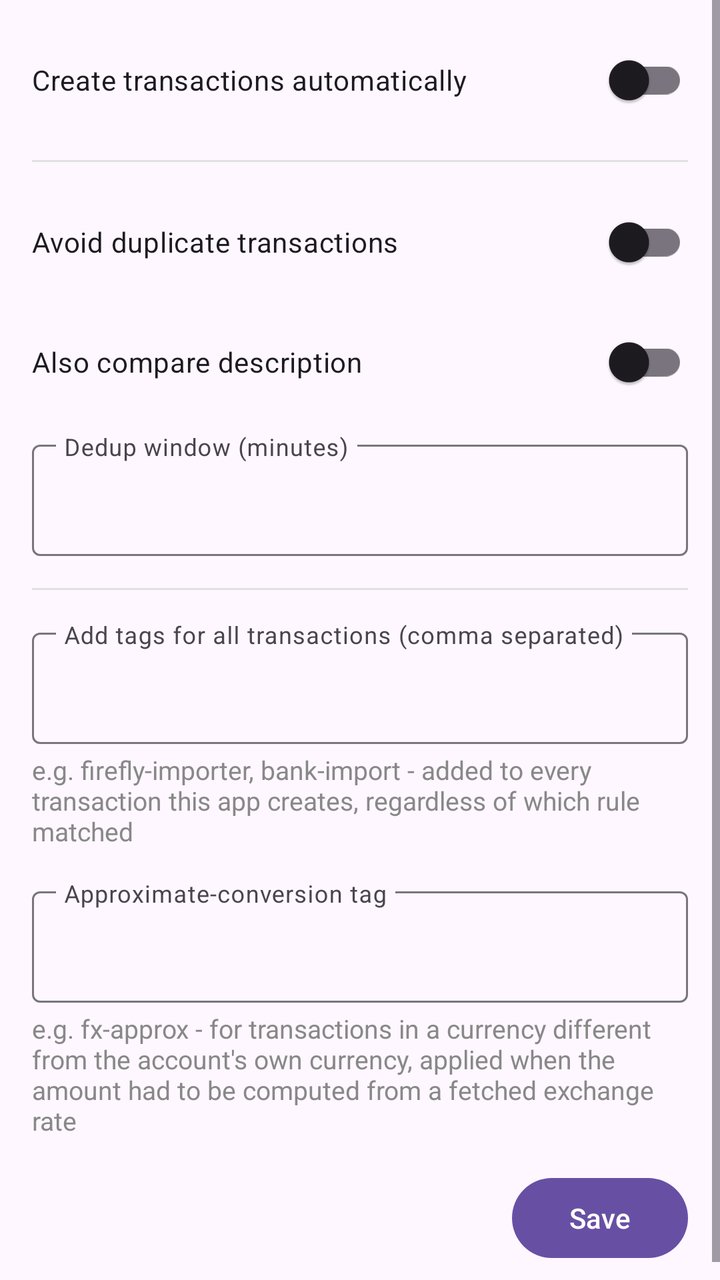
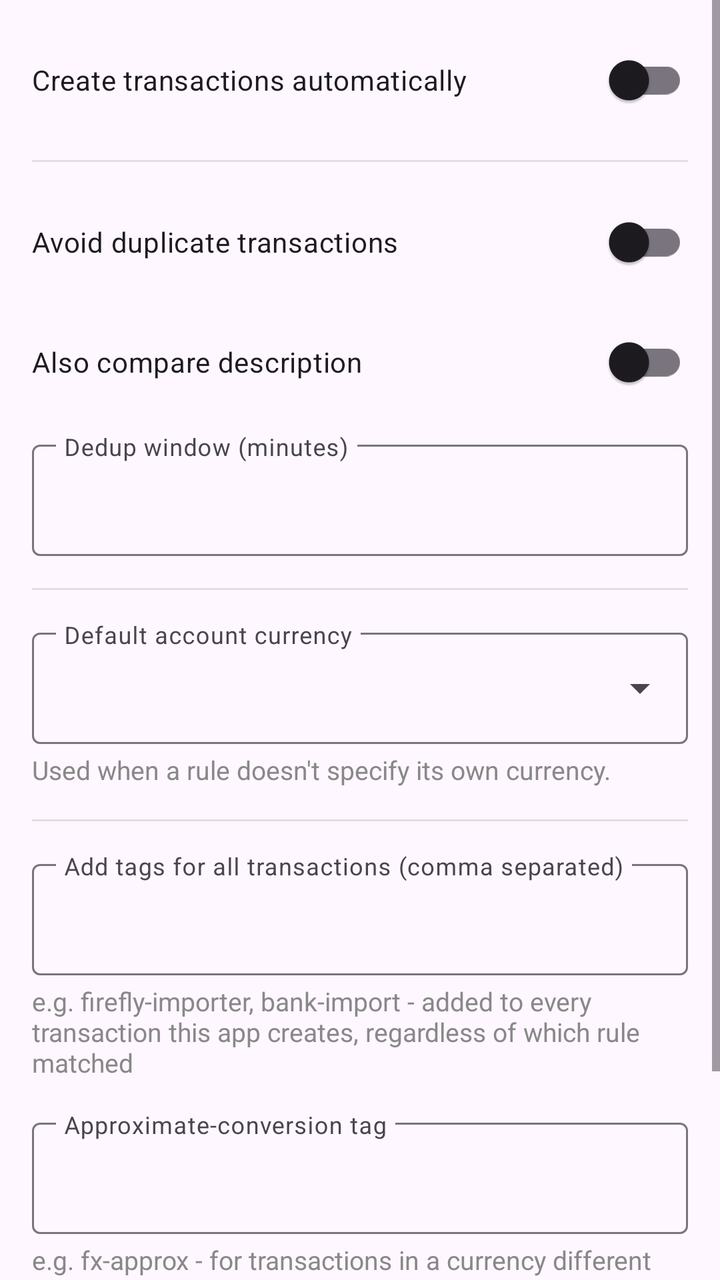

The first picture is an Android layout as it rendered before a commit; the second is the same layout after the commit. The layout source and the unified diff follow.
<!-- AndroidManifest.xml: application theme Theme.FfNotifyImporter -->
<!-- res/layout/fragment_transaction_creation.xml -->
<?xml version="1.0" encoding="utf-8"?>
<ScrollView xmlns:android="http://schemas.android.com/apk/res/android"
    xmlns:app="http://schemas.android.com/apk/res-auto"
    android:layout_width="match_parent"
    android:layout_height="match_parent">

    <LinearLayout
        android:layout_width="match_parent"
        android:layout_height="wrap_content"
        android:orientation="vertical"
        android:padding="16dp">

        <com.google.android.material.switchmaterial.SwitchMaterial
            android:id="@+id/autoCreateSwitch"
            android:layout_width="match_parent"
            android:layout_height="wrap_content"
            android:layout_marginBottom="16dp"
            android:text="@string/firefly_auto_create" />

        <View
            android:layout_width="match_parent"
            android:layout_height="1dp"
            android:layout_marginBottom="16dp"
            android:background="#E0E0E0" />

        <com.google.android.material.switchmaterial.SwitchMaterial
            android:id="@+id/dedupEnabledSwitch"
            android:layout_width="match_parent"
            android:layout_height="wrap_content"
            android:layout_marginBottom="12dp"
            android:text="@string/firefly_dedup_enabled" />

        <com.google.android.material.switchmaterial.SwitchMaterial
            android:id="@+id/dedupIncludeDescriptionSwitch"
            android:layout_width="match_parent"
            android:layout_height="wrap_content"
            android:layout_marginBottom="12dp"
            android:text="@string/firefly_dedup_include_description" />

        <com.google.android.material.textfield.TextInputLayout
            android:layout_width="match_parent"
            android:layout_height="wrap_content"
            android:layout_marginBottom="16dp"
            android:hint="@string/firefly_field_dedup_window"
            app:expandedHintEnabled="false">

            <com.google.android.material.textfield.TextInputEditText
                android:id="@+id/dedupWindowInput"
                android:layout_width="match_parent"
                android:layout_height="wrap_content"
                android:inputType="number" />

        </com.google.android.material.textfield.TextInputLayout>

        <View
            android:layout_width="match_parent"
            android:layout_height="1dp"
            android:layout_marginBottom="16dp"
            android:background="#E0E0E0" />

        <com.google.android.material.textfield.TextInputLayout
            android:layout_width="match_parent"
            android:layout_height="wrap_content"
            android:layout_marginBottom="4dp"
            android:hint="@string/firefly_field_all_transactions_tags"
            app:expandedHintEnabled="false">

            <com.google.android.material.textfield.TextInputEditText
                android:id="@+id/allTransactionsTagInput"
                android:layout_width="match_parent"
                android:layout_height="wrap_content" />

        </com.google.android.material.textfield.TextInputLayout>

        <TextView
            android:layout_width="match_parent"
            android:layout_height="wrap_content"
            android:layout_marginBottom="16dp"
            android:text="@string/firefly_field_all_transactions_tags_hint"
            android:textColor="#888888"
            android:textSize="13sp" />

        <com.google.android.material.textfield.TextInputLayout
            android:layout_width="match_parent"
            android:layout_height="wrap_content"
            android:layout_marginBottom="4dp"
            android:hint="@string/firefly_field_approx_tag"
            app:expandedHintEnabled="false">

            <com.google.android.material.textfield.TextInputEditText
                android:id="@+id/approxTagInput"
                android:layout_width="match_parent"
                android:layout_height="wrap_content" />

        </com.google.android.material.textfield.TextInputLayout>

        <TextView
            android:layout_width="match_parent"
            android:layout_height="wrap_content"
            android:layout_marginBottom="16dp"
            android:text="@string/firefly_field_approx_tag_hint"
            android:textColor="#888888"
            android:textSize="13sp" />

        <Button
            android:id="@+id/saveButton"
            android:layout_width="wrap_content"
            android:layout_height="wrap_content"
            android:layout_gravity="end"
            android:text="@string/action_save" />

    </LinearLayout>

</ScrollView>
<!-- resources referenced by this layout -->
<resources>
  <string name="action_save">Save</string>
  <string name="firefly_auto_create">Create transactions automatically</string>
  <string name="firefly_dedup_enabled">Avoid duplicate transactions</string>
  <string name="firefly_dedup_include_description">Also compare description</string>
  <string name="firefly_field_all_transactions_tags">Add tags for all transactions (comma separated)</string>
  <string name="firefly_field_all_transactions_tags_hint">e.g. firefly-importer, bank-import - added to every transaction this app creates, regardless of which rule matched</string>
  <string name="firefly_field_approx_tag">Approximate-conversion tag</string>
  <string name="firefly_field_approx_tag_hint">e.g. fx-approx - for transactions in a currency different from the account\'s own currency, applied when the amount had to be computed from a fetched exchange rate</string>
  <string name="firefly_field_dedup_window">Dedup window (minutes)</string>
  <style name="Theme.FfNotifyImporter" parent="Theme.Material3.DayNight.NoActionBar" />
</resources>

<!-- the commit's change to res/layout/fragment_transaction_creation.xml (unified diff, before → after) -->
@@ -59,6 +59,38 @@
             android:background="#E0E0E0" />
 
         <com.google.android.material.textfield.TextInputLayout
+            android:id="@+id/defaultAccountCurrencyLayout"
+            android:layout_width="match_parent"
+            android:layout_height="wrap_content"
+            android:layout_marginBottom="4dp"
+            android:hint="@string/firefly_field_default_account_currency"
+            app:expandedHintEnabled="false"
+            app:endIconMode="custom"
+            app:endIconDrawable="@drawable/ic_dropdown"
+            app:endIconContentDescription="@string/rule_pick_currency">
+
+            <com.google.android.material.textfield.TextInputEditText
+                android:id="@+id/defaultAccountCurrencyInput"
+                android:layout_width="match_parent"
+                android:layout_height="wrap_content" />
+
+        </com.google.android.material.textfield.TextInputLayout>
+
+        <TextView
+            android:layout_width="match_parent"
+            android:layout_height="wrap_content"
+            android:layout_marginBottom="16dp"
+            android:text="@string/firefly_field_default_account_currency_hint"
+            android:textColor="#888888"
+            android:textSize="13sp" />
+
+        <View
+            android:layout_width="match_parent"
+            android:layout_height="1dp"
+            android:layout_marginBottom="16dp"
+            android:background="#E0E0E0" />
+
+        <com.google.android.material.textfield.TextInputLayout
             android:layout_width="match_parent"
             android:layout_height="wrap_content"
             android:layout_marginBottom="4dp"
<!-- resource entries referenced after the edit -->
@@ -1,5 +1,17 @@
 <!-- resources referenced by this layout -->
 <resources>
+  <!-- drawable ic_dropdown (drawable) -->
+  <?xml version="1.0" encoding="utf-8"?>
+  <vector xmlns:android="http://schemas.android.com/apk/res/android"
+      android:width="24dp"
+      android:height="24dp"
+      android:viewportWidth="24"
+      android:viewportHeight="24"
+      android:tint="?attr/colorOnSurfaceVariant">
+      <path
+          android:fillColor="#FF000000"
+          android:pathData="M7,10l5,5 5,-5z" />
+  </vector>
   <string name="action_save">Save</string>
   <string name="firefly_auto_create">Create transactions automatically</string>
   <string name="firefly_dedup_enabled">Avoid duplicate transactions</string>
@@ -9,6 +21,9 @@
   <string name="firefly_field_approx_tag">Approximate-conversion tag</string>
   <string name="firefly_field_approx_tag_hint">e.g. fx-approx - for transactions in a currency different from the account\'s own currency, applied when the amount had to be computed from a fetched exchange rate</string>
   <string name="firefly_field_dedup_window">Dedup window (minutes)</string>
+  <string name="firefly_field_default_account_currency">Default account currency</string>
+  <string name="firefly_field_default_account_currency_hint">Used when a rule doesn\'t specify its own currency.</string>
+  <string name="rule_pick_currency">Pick currency</string>
   <style name="Theme.FfNotifyImporter" parent="Theme.Material3.DayNight.NoActionBar" />
 </resources>
 
